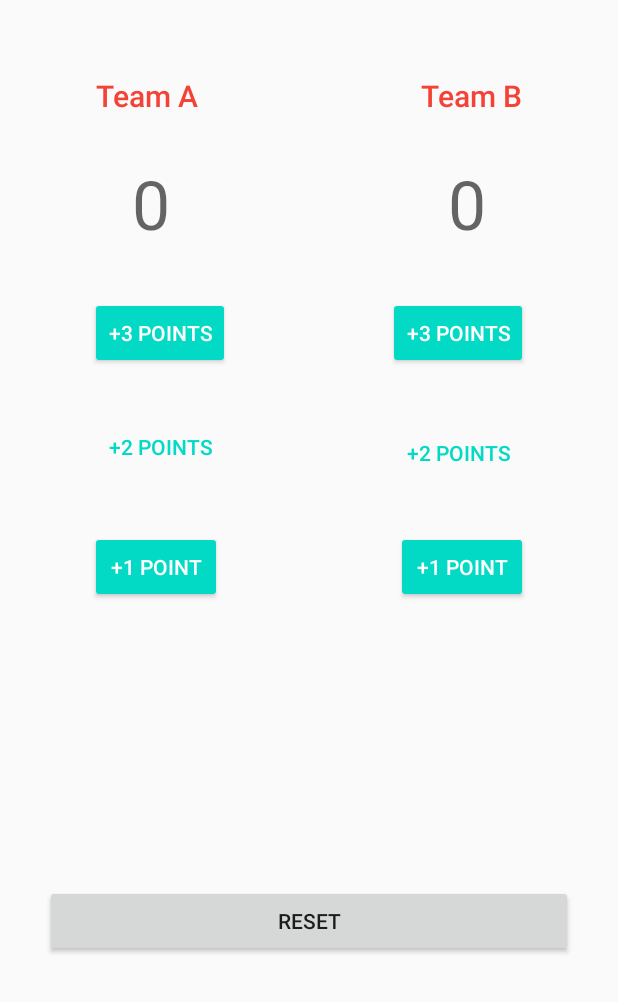
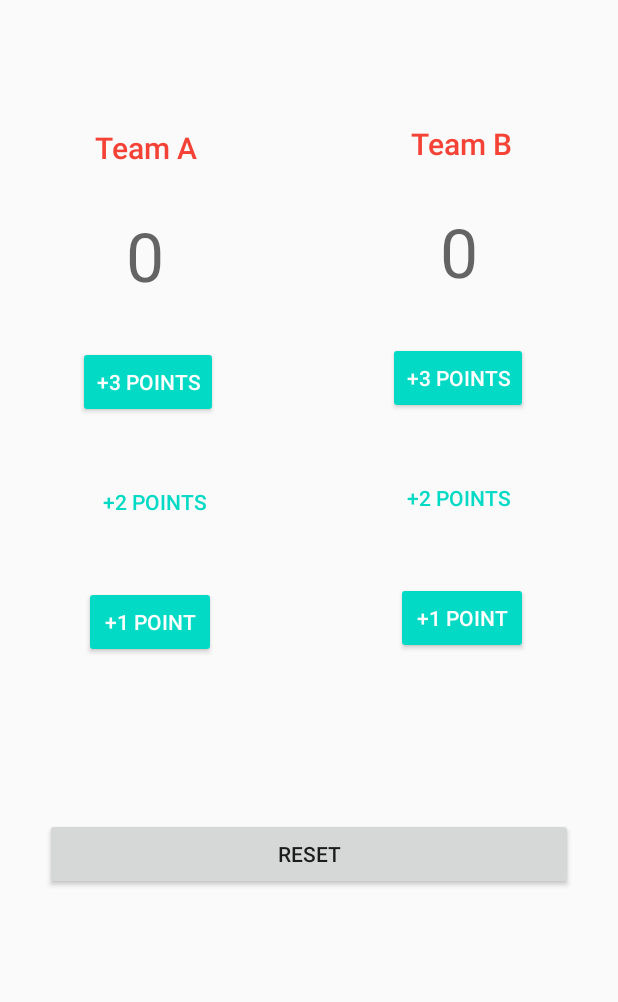
Before and after one commit to kaushikharsh630/AS-Score-Counting-App, an Android app: the screen it shows after launch (MainActivity), on a phone screen of 412 x 824 dp, the part 234-1236 px from its top. Run offline under Robolectric (Android 15) with nearby library versions, the phone set to English and light mode, and no system bars.

Commit message:
updated constraints

```diff
--- a/app/src/main/res/layout/activity_main.xml
+++ b/app/src/main/res/layout/activity_main.xml
@@ -25,80 +25,91 @@
         android:id="@+id/textView"
         android:layout_width="wrap_content"
         android:layout_height="wrap_content"
-        android:layout_marginStart="64dp"
-        android:layout_marginLeft="64dp"
-        android:layout_marginTop="50dp"
         android:text="Team A"
         android:textAppearance="@style/TextAppearance.AppCompat.Body2"
         android:textColor="#F44336"
         android:textSize="20sp"
+        app:layout_constraintBottom_toBottomOf="parent"
+        app:layout_constraintEnd_toEndOf="parent"
+        app:layout_constraintHorizontal_bias="0.184"
         app:layout_constraintStart_toStartOf="parent"
-        app:layout_constraintTop_toBottomOf="@+id/textView3" />
+        app:layout_constraintTop_toBottomOf="@+id/textView3"
+        app:layout_constraintVertical_bias="0.132" />
 
     <TextView
         android:id="@+id/textView2"
         android:layout_width="wrap_content"
         android:layout_height="wrap_content"
         android:layout_marginTop="50dp"
-        android:layout_marginEnd="64dp"
-        android:layout_marginRight="64dp"
         android:text="Team B"
         android:textAppearance="@style/TextAppearance.AppCompat.Body2"
         android:textColor="#F44336"
         android:textSize="20sp"
+        app:layout_constraintBottom_toBottomOf="parent"
         app:layout_constraintEnd_toEndOf="parent"
-        app:layout_constraintTop_toBottomOf="@+id/textView3" />
+        app:layout_constraintHorizontal_bias="0.795"
+        app:layout_constraintStart_toStartOf="parent"
+        app:layout_constraintTop_toBottomOf="@+id/textView3"
+        app:layout_constraintVertical_bias="0.054" />
 
     <Button
         android:id="@+id/button3"
         style="@style/Widget.AppCompat.Button.Borderless.Colored"
         android:layout_width="wrap_content"
         android:layout_height="wrap_content"
-        android:layout_marginStart="60dp"
-        android:layout_marginLeft="60dp"
         android:layout_marginTop="28dp"
         android:onClick="A_plus2Score"
         android:text="+2 Points"
+        app:layout_constraintBottom_toBottomOf="parent"
+        app:layout_constraintEnd_toEndOf="parent"
+        app:layout_constraintHorizontal_bias="0.175"
         app:layout_constraintStart_toStartOf="parent"
-        app:layout_constraintTop_toBottomOf="@+id/button" />
+        app:layout_constraintTop_toBottomOf="@+id/button"
+        app:layout_constraintVertical_bias="0.012" />
 
     <Button
         android:id="@+id/button"
         style="@style/Widget.AppCompat.Button.Colored"
         android:layout_width="wrap_content"
         android:layout_height="wrap_content"
-        android:layout_marginStart="60dp"
-        android:layout_marginLeft="60dp"
-        android:layout_marginTop="32dp"
+        android:layout_marginTop="30dp"
         android:onClick="A_plus3Score"
         android:text="+3 Points"
+        app:layout_constraintBottom_toBottomOf="parent"
+        app:layout_constraintEnd_toEndOf="parent"
+        app:layout_constraintHorizontal_bias="0.163"
         app:layout_constraintStart_toStartOf="parent"
-        app:layout_constraintTop_toBottomOf="@+id/textView4" />
+        app:layout_constraintTop_toBottomOf="@+id/textView4"
+        app:layout_constraintVertical_bias="0.0" />
 
     <TextView
         android:id="@+id/textView4"
         android:layout_width="wrap_content"
         android:layout_height="wrap_content"
-        android:layout_marginStart="88dp"
-        android:layout_marginLeft="88dp"
         android:layout_marginTop="28dp"
         android:text="0"
         android:textAppearance="@style/TextAppearance.AppCompat.Display2"
+        app:layout_constraintBottom_toBottomOf="parent"
+        app:layout_constraintEnd_toEndOf="parent"
+        app:layout_constraintHorizontal_bias="0.217"
         app:layout_constraintStart_toStartOf="parent"
-        app:layout_constraintTop_toBottomOf="@+id/textView" />
+        app:layout_constraintTop_toBottomOf="@+id/textView"
+        app:layout_constraintVertical_bias="0.0" />
 
     <Button
         android:id="@+id/button5"
         style="@style/Widget.AppCompat.Button.Colored"
         android:layout_width="wrap_content"
         android:layout_height="wrap_content"
-        android:layout_marginStart="60dp"
-        android:layout_marginLeft="60dp"
         android:layout_marginTop="32dp"
         android:onClick="A_plus1Score"
         android:text="+1 Point"
+        app:layout_constraintBottom_toBottomOf="parent"
+        app:layout_constraintEnd_toEndOf="parent"
+        app:layout_constraintHorizontal_bias="0.173"
         app:layout_constraintStart_toStartOf="parent"
-        app:layout_constraintTop_toBottomOf="@+id/button3" />
+        app:layout_constraintTop_toBottomOf="@+id/button3"
+        app:layout_constraintVertical_bias="0.0" />
 
     <Button
         android:id="@+id/button4"
@@ -106,50 +117,58 @@
         android:layout_width="wrap_content"
         android:layout_height="wrap_content"
         android:layout_marginTop="32dp"
-        android:layout_marginEnd="60dp"
-        android:layout_marginRight="60dp"
         android:onClick="B_plus2Score"
         android:text="+2 Points"
+        app:layout_constraintBottom_toBottomOf="parent"
         app:layout_constraintEnd_toEndOf="parent"
-        app:layout_constraintTop_toBottomOf="@+id/button2" />
+        app:layout_constraintHorizontal_bias="0.811"
+        app:layout_constraintStart_toStartOf="parent"
+        app:layout_constraintTop_toBottomOf="@+id/button2"
+        app:layout_constraintVertical_bias="0.0" />
 
     <Button
         android:id="@+id/button2"
         style="@style/Widget.AppCompat.Button.Colored"
         android:layout_width="wrap_content"
         android:layout_height="wrap_content"
-        android:layout_marginTop="32dp"
-        android:layout_marginEnd="60dp"
-        android:layout_marginRight="60dp"
+        android:layout_marginTop="30dp"
         android:onClick="B_plus3Score"
         android:text="+3 Points"
+        app:layout_constraintBottom_toBottomOf="parent"
         app:layout_constraintEnd_toEndOf="parent"
-        app:layout_constraintTop_toBottomOf="@+id/textView5" />
+        app:layout_constraintHorizontal_bias="0.811"
+        app:layout_constraintStart_toStartOf="parent"
+        app:layout_constraintTop_toBottomOf="@+id/textView5"
+        app:layout_constraintVertical_bias="0.0" />
 
     <TextView
         android:id="@+id/textView5"
         android:layout_width="wrap_content"
         android:layout_height="wrap_content"
         android:layout_marginTop="28dp"
-        android:layout_marginEnd="88dp"
-        android:layout_marginRight="88dp"
         android:text="0"
         android:textAppearance="@style/TextAppearance.AppCompat.Display2"
+        app:layout_constraintBottom_toBottomOf="parent"
         app:layout_constraintEnd_toEndOf="parent"
-        app:layout_constraintTop_toBottomOf="@+id/textView2" />
+        app:layout_constraintHorizontal_bias="0.759"
+        app:layout_constraintStart_toStartOf="parent"
+        app:layout_constraintTop_toBottomOf="@+id/textView2"
+        app:layout_constraintVertical_bias="0.0" />
 
     <Button
         android:id="@+id/button6"
         style="@style/Widget.AppCompat.Button.Colored"
         android:layout_width="wrap_content"
         android:layout_height="wrap_content"
-        android:layout_marginTop="28dp"
-        android:layout_marginEnd="60dp"
-        android:layout_marginRight="60dp"
+        android:layout_marginTop="32dp"
         android:onClick="B_plus1Score"
         android:text="+1 Point"
+        app:layout_constraintBottom_toBottomOf="parent"
         app:layout_constraintEnd_toEndOf="parent"
-        app:layout_constraintTop_toBottomOf="@+id/button4" />
+        app:layout_constraintHorizontal_bias="0.814"
+        app:layout_constraintStart_toStartOf="parent"
+        app:layout_constraintTop_toBottomOf="@+id/button4"
+        app:layout_constraintVertical_bias="0.0" />
 
     <Button
         android:id="@+id/button7"
@@ -157,6 +176,7 @@
         android:layout_height="wrap_content"
         android:layout_marginStart="30dp"
         android:layout_marginLeft="30dp"
+        android:layout_marginTop="500dp"
         android:layout_marginEnd="30dp"
         android:layout_marginRight="30dp"
         android:layout_marginBottom="30dp"
@@ -164,6 +184,7 @@
         android:text="RESET"
         app:layout_constraintBottom_toBottomOf="parent"
         app:layout_constraintEnd_toEndOf="parent"
-        app:layout_constraintStart_toStartOf="parent" />
+        app:layout_constraintStart_toStartOf="parent"
+        app:layout_constraintTop_toBottomOf="@+id/textView3" />
 
 </androidx.constraintlayout.widget.ConstraintLayout>
```
